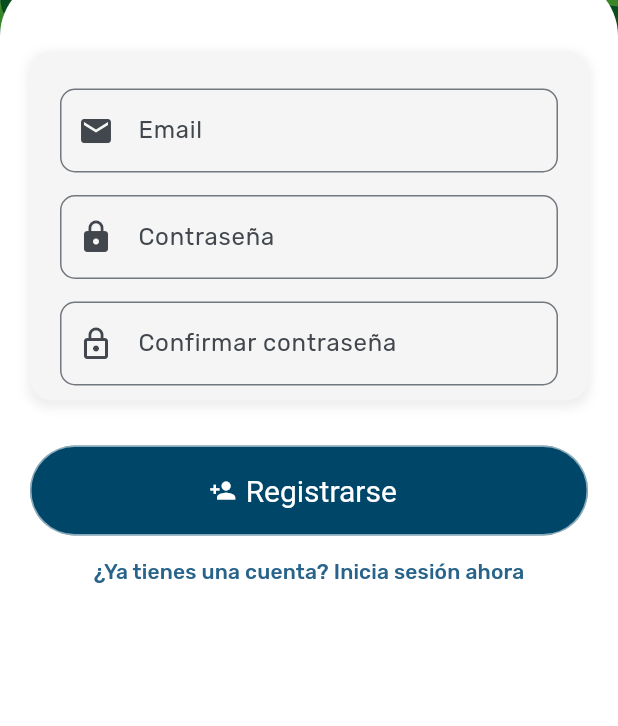
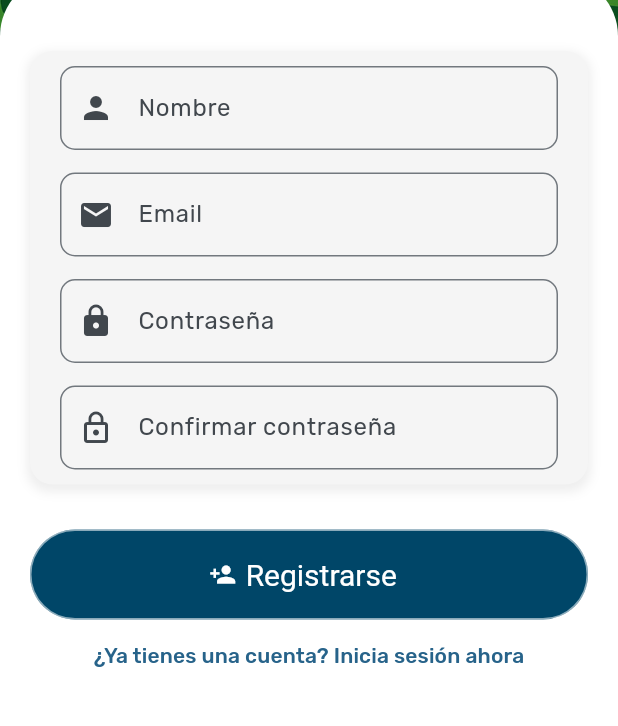
Before and after one commit to julianvent/acopiatech-app, a Flutter app: the RegisterView screen opened directly, after a tap on "Registrarse", on a phone screen of 412 x 824 dp, the part 342-1068 px from its top. Run offline on Flutter 3.47's test engine with Material 3 defaults, Android fonts, the phone set to English and light mode, and no system bars; our stand-ins replace animated_bottom_navigation_bar, equatable, firebase_auth, firebase_core, flutter_bloc, google_fonts; accounts and stored records are empty; network calls fail.

Commit message:
register-backend: added user name attribute

```diff
--- a/lib/main.dart
+++ b/lib/main.dart
@@ -53,7 +53,7 @@ class HomePage extends StatelessWidget {
         if (state is AuthStateLoggedInAsAdmin) {
           // return const AdminHomeView();
           return Scaffold(
-            appBar: AppBar(title: Text('Soy admin')),
+            appBar: AppBar(title: Text(state.user.name!)),
             body: ElevatedButton(
               onPressed: () {
                 context.read<AuthBloc>().add(AuthEventLogOut());
@@ -64,7 +64,7 @@ class HomePage extends StatelessWidget {
         } else if (state is AuthStateLoggedIn) {
           // return const UserHomeView();
           return Scaffold(
-            appBar: AppBar(title: Text('Soy user')),
+            appBar: AppBar(title: Text(state.user.name!)),
             body: ElevatedButton(
               onPressed: () {
                 context.read<AuthBloc>().add(AuthEventLogOut());
--- a/lib/services/auth/auth_provider.dart
+++ b/lib/services/auth/auth_provider.dart
@@ -6,7 +6,7 @@ abstract class AuthProvider {
 
   Future<AuthUser> logIn({required String email, required String password});
 
-  Future<AuthUser> createUser({required String email, required String password});
+  Future<AuthUser> createUser({required String name, required String email, required String password});
 
   Future<void> logOut();
 
--- a/lib/services/auth/auth_service.dart
+++ b/lib/services/auth/auth_service.dart
@@ -23,9 +23,10 @@ class AuthService implements AuthProvider {
 
   @override
   Future<AuthUser> createUser({
+    required String name,
     required String email,
     required String password,
-  }) => provider.createUser(email: email, password: password);
+  }) => provider.createUser(name: name, email: email, password: password);
 
   @override
   Future<void> logOut() => provider.logOut();
--- a/lib/services/auth/auth_user.dart
+++ b/lib/services/auth/auth_user.dart
@@ -3,12 +3,14 @@ import 'package:flutter/foundation.dart';
 
 @immutable
 class AuthUser {
+  final String? name;
   final String id;
   final String email;
   final bool isEmailVerified;
   final String? role;
 
   const AuthUser({
+    required this.name,
     required this.id,
     required this.email,
     required this.isEmailVerified,
@@ -17,6 +19,7 @@ class AuthUser {
 
   factory AuthUser.fromFirebase(firebase_auth.User user, {String? role}) =>
       AuthUser(
+        name: user.displayName,
         id: user.uid,
         email: user.email!,
         isEmailVerified: user.emailVerified,
--- a/lib/services/auth/bloc/auth_bloc.dart
+++ b/lib/services/auth/bloc/auth_bloc.dart
@@ -71,6 +71,7 @@ class AuthBloc extends Bloc<AuthEvent, AuthState> {
 
     // register
     on<AuthEventRegister>((event, emit) async {
+      final name = event.name;
       final email = event.email;
       final password = event.password;
       final confirmPassword = event.confirmPassword;
@@ -84,7 +85,7 @@ class AuthBloc extends Bloc<AuthEvent, AuthState> {
         );
       } else {
         try {
-          await provider.createUser(email: email, password: password);
+          await provider.createUser(name: name, email: email, password: password);
           await provider.sendEmailVerification();
           emit(const AuthStateNeedsVerification(isLoading: false));
         } on Exception catch (e) {
--- a/lib/services/auth/bloc/auth_event.dart
+++ b/lib/services/auth/bloc/auth_event.dart
@@ -25,11 +25,12 @@ class AuthEventSendEmailVerification extends AuthEvent {
 }
 
 class AuthEventRegister extends AuthEvent {
+  final String name;
   final String email;
   final String password;
   final String confirmPassword;
 
-  const AuthEventRegister(this.email, this.password, this.confirmPassword);
+  const AuthEventRegister(this.name, this.email, this.password, this.confirmPassword);
 }
 
 class AuthEventShouldRegister extends AuthEvent {
--- a/lib/services/auth/firebase_auth_provider.dart
+++ b/lib/services/auth/firebase_auth_provider.dart
@@ -9,6 +9,7 @@ import 'package:firebase_core/firebase_core.dart';
 class FirebaseAuthProvider implements AuthProvider {
   @override
   Future<AuthUser> createUser({
+    required String name,
     required String email,
     required String password,
   }) async {
@@ -17,6 +18,7 @@ class FirebaseAuthProvider implements AuthProvider {
         email: email,
         password: password,
       );
+      await FirebaseAuth.instance.currentUser!.updateDisplayName(name);
 
       final user = await currentUser;
 
--- a/lib/views/register_view.dart
+++ b/lib/views/register_view.dart
@@ -117,17 +117,17 @@ class _RegisterViewState extends State<RegisterView> {
                           ),
                           child: Column(
                             children: [
-                              // TextField(
-                              //   controller: _nameController,
-                              //   decoration: InputDecoration(
-                              //     labelText: 'Nombre',
-                              //     hintText: "Juan Pérez",
-                              //     prefixIcon: Icon(Icons.person),
-                              //     border: OutlineInputBorder(
-                              //       borderRadius: BorderRadius.circular(10),
-                              //     ),
-                              //   ),
-                              // ),
+                              TextField(
+                                controller: _nameController,
+                                decoration: InputDecoration(
+                                  labelText: 'Nombre',
+                                  hintText: "Juan Pérez",
+                                  prefixIcon: Icon(Icons.person),
+                                  border: OutlineInputBorder(
+                                    borderRadius: BorderRadius.circular(10),
+                                  ),
+                                ),
+                              ),
                               SizedBox(height: 15),
                               TextField(
                                 controller: _emailController,
@@ -171,6 +171,7 @@ class _RegisterViewState extends State<RegisterView> {
                         SizedBox(height: 30),
                         FilledButton.icon(
                           onPressed: () {
+                            final name = _nameController.text;
                             final email = _emailController.text;
                             final password = _passwordController.text;
                             final confirmPassword =
@@ -178,6 +179,7 @@ class _RegisterViewState extends State<RegisterView> {
 
                             context.read<AuthBloc>().add(
                               AuthEventRegister(
+                                name,
                                 email,
                                 password,
                                 confirmPassword,
```
